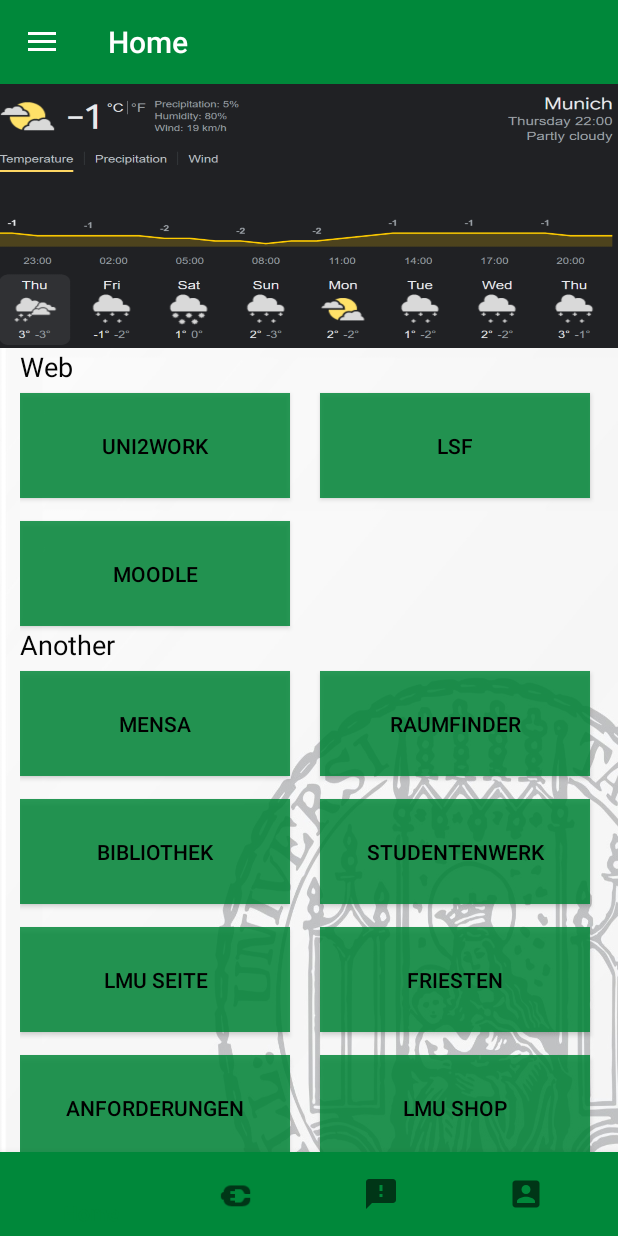
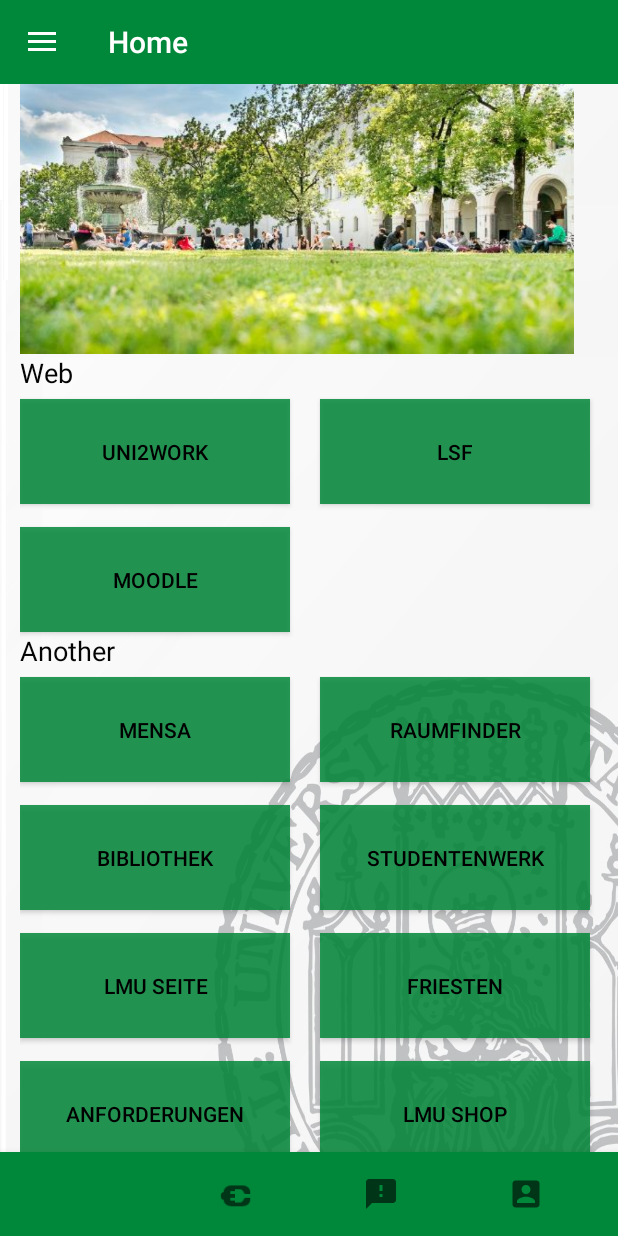
Before and after one commit to abistritchi/lmuapplast, an Android app: the screen it shows after launch (MainActivity), on a phone screen of 412 x 824 dp. Run offline under Robolectric (Android 15) with nearby library versions, the phone set to English and light mode, and no system bars; our stand-ins replace navigation-ui; libraries missing offline, so code that uses them is left out: com.codinginflow; 1 statement that could not run was skipped.

Commit message:
home fragment -> auto changeable image

```diff
--- a/app/src/main/AndroidManifest.xml
+++ b/app/src/main/AndroidManifest.xml
@@ -55,6 +55,7 @@
     <activity android:name="com.codinginflow.LMUapp.search_to_web"/>
     <activity android:name="com.codinginflow.LMUapp.plan_to_web"/>
     <activity android:name=".mail"/>
+    <activity android:name=".home_to_web"/>
 
 </application>
 
--- a/app/src/main/java/com/codinginflow/LMUapp/HomeFragment.kt
+++ b/app/src/main/java/com/codinginflow/LMUapp/HomeFragment.kt
@@ -5,12 +5,38 @@
 import androidx.fragment.app.Fragment
 import androidx.navigation.fragment.findNavController
 import kotlinx.android.synthetic.main.fragment_home.*
+import kotlinx.android.synthetic.main.fragment_search.*
+import android.os.CountDownTimer
+import android.widget.TextView
+import com.codinginflow.LMUapp.databinding.FragmentHomeToWebBinding
+import kotlin.system.measureTimeMillis
 
 
 class HomeFragment : Fragment(R.layout.fragment_home) {
 
     override fun onViewCreated(view: View, savedInstanceState: Bundle?) {
         super.onViewCreated(view, savedInstanceState)
+
+        object : CountDownTimer(1000000, 1000) {
+            override fun onTick(millisUntilFinished: Long) {
+                val s = millisUntilFinished/10000
+                    if ((s % 10).mod(2)==0){
+                        button_weather_home.setImageResource(R.drawable.weather)
+                        SearchFragment.web_adress = "https://www.accuweather.com/en/de/munich/80331/weather-forecast/178086"
+                    }
+                    if ((s % 10).mod(2)!=0) {
+                        button_weather_home.setImageResource(R.drawable.lmu_building)
+                        SearchFragment.web_adress = "https://www.lmu.de/de/index.html"
+                }
+
+
+            }
+
+            override fun onFinish() {
+                    button_weather_home.setImageResource(R.drawable.weather)
+                    SearchFragment.web_adress = "https://www.accuweather.com/en/de/munich/80331/weather-forecast/178086"
+            }
+        }.start()
 
         button_uni2work.setOnClickListener {
             val action = HomeFragmentDirections.actionHomeFragmentToUni2work()
@@ -74,6 +100,11 @@
         }
 
 
+        button_weather_home.setOnClickListener {
+            //SearchFragment.web_adress = "https://www.accuweather.com/en/de/munich/80331/weather-forecast/178086"
+            val action = HomeFragmentDirections.actionHomeFragmentToHomeToWeb2()
+            findNavController().navigate(action)
+        }
 
 
 
--- a/app/src/main/res/layout/fragment_home.xml
+++ b/app/src/main/res/layout/fragment_home.xml
@@ -7,11 +7,6 @@
     android:gravity="center"
     android:orientation="vertical">
 
-
-    <ImageView
-        android:layout_width="match_parent"
-        android:layout_height="176dp"
-        android:background="@drawable/weather" />
 
     <ScrollView
         android:layout_width="match_parent"
@@ -23,6 +18,13 @@
             android:layout_marginLeft="13dp"
             android:orientation="vertical" >
 
+
+            <ImageButton
+                android:id="@+id/button_weather_home"
+                android:layout_width="369dp"
+                android:layout_height="180dp"
+                android:scaleType="fitXY"
+                android:background="@drawable/weather" />
 
             <TextView
                 android:layout_width="150dp"
--- a/app/src/main/res/navigation/nav_graph.xml
+++ b/app/src/main/res/navigation/nav_graph.xml
@@ -58,6 +58,9 @@
         <action
             android:id="@+id/action_homeFragment_to_fakultaten"
             app:destination="@id/fakultaten" />
+        <action
+            android:id="@+id/action_homeFragment_to_home_to_web2"
+            app:destination="@id/home_to_web2" />
     </fragment>
     <fragment
         android:id="@+id/loginFragment"
@@ -241,6 +244,10 @@
         android:id="@+id/plan_to_web2"
         android:name="com.codinginflow.LMUapp.plan_to_web"
         android:label="plan_to_web" />
+    <activity
+        android:id="@+id/plan_to_web"
+        android:name="com.codinginflow.LMUapp.plan_to_web"
+        android:label="plan_to_web" />
     <fragment
         android:id="@+id/auswahl_von_vorlesungen"
         android:name="com.codinginflow.LMUapp.auswahl_von_vorlesungen"
@@ -279,4 +286,9 @@
             android:id="@+id/action_tutoriumEIP_to_site_exemple"
             app:destination="@id/site_exemple" />
     </fragment>
+    <activity
+        android:id="@+id/home_to_web2"
+        android:name="com.codinginflow.LMUapp.home_to_web"
+        android:label="fragment_home_to_web"
+        tools:layout="@layout/fragment_home_to_web" />
 </navigation>
--- a/build.gradle
+++ b/build.gradle
@@ -8,7 +8,7 @@
     }
     dependencies {
         classpath 'com.android.tools.build:gradle:7.0.4'
-        classpath "org.jetbrains.kotlin:kotlin-gradle-plugin:1.5.30"
+        classpath 'org.jetbrains.kotlin:kotlin-gradle-plugin:1.6.10'
         classpath "androidx.navigation:navigation-safe-args-gradle-plugin:2.3.5"
 
         // NOTE: Do not place your application dependencies here; they belong
```
Also changed, not shown: app/src/main/java/com/codinginflow/LMUapp/home_to_web.java (added, +47 -0 lines), app/src/main/java/com/codinginflow/LMUapp/serch_to_web.java (deleted, +0 -64 lines), app/src/main/res/layout/fragment_home_to_web.xml (added, +14 -0 lines), app/src/main/res/drawable/lmu_building.jpg (added), app/src/main/res/drawable/weather.jpeg.
